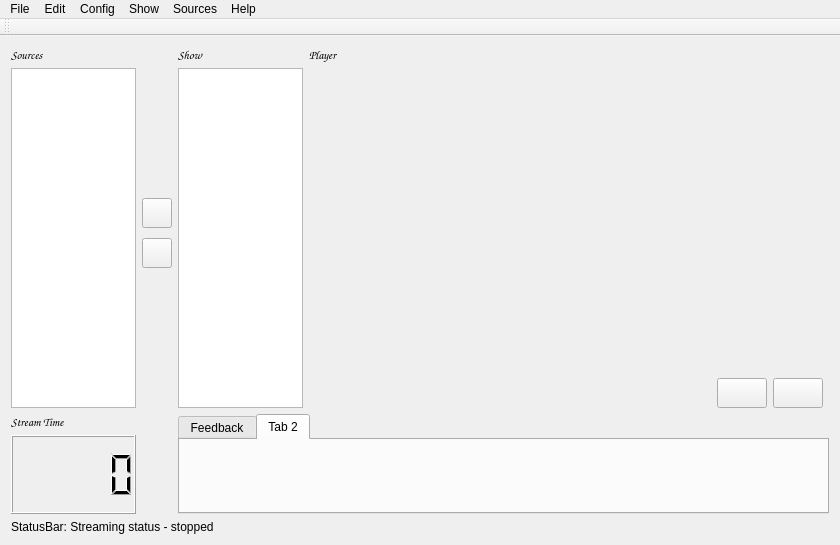
Above: mainwindow.ui from M0dM/StreaMe before the change. Below: the same form after it.
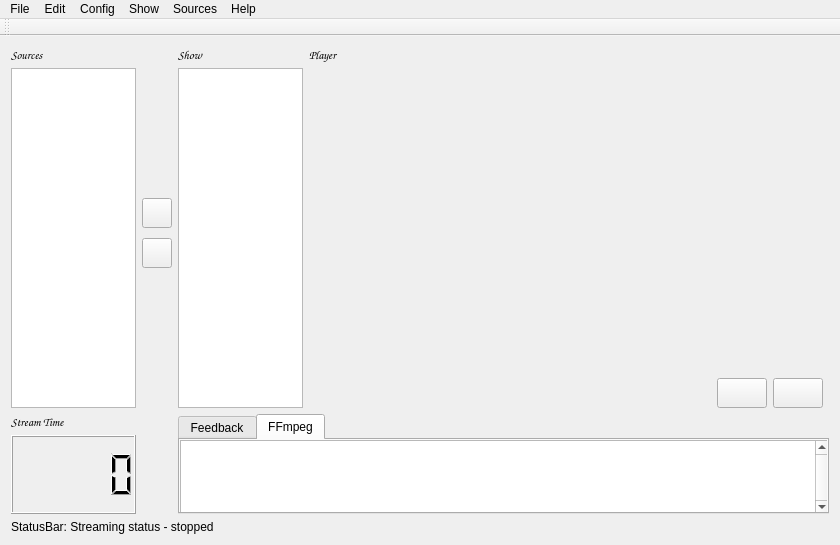
That is the form after the change. The open tabs and pages were chosen to show the change. Icons and pictures are not drawn. Custom widgets are drawn as their Qt base class.

Commit message: FFmpeg tab added.

What changed in the file:
```diff
--- a/mainwindow.ui
+++ b/mainwindow.ui
@@ -349,7 +349,7 @@
        <widget class="QTabWidget" name="tabWidget">
         <property name="minimumSize">
          <size>
-          <width>0</width>
+          <width>650</width>
           <height>100</height>
          </size>
         </property>
@@ -391,8 +391,36 @@
         </widget>
         <widget class="QWidget" name="tab_2">
          <attribute name="title">
-          <string>Tab 2</string>
+          <string>FFmpeg</string>
          </attribute>
+         <widget class="QListWidget" name="listWidgetFFmpeg">
+          <property name="geometry">
+           <rect>
+            <x>0</x>
+            <y>0</y>
+            <width>650</width>
+            <height>75</height>
+           </rect>
+          </property>
+          <property name="minimumSize">
+           <size>
+            <width>650</width>
+            <height>75</height>
+           </size>
+          </property>
+          <property name="maximumSize">
+           <size>
+            <width>650</width>
+            <height>75</height>
+           </size>
+          </property>
+          <property name="verticalScrollBarPolicy">
+           <enum>Qt::ScrollBarAlwaysOn</enum>
+          </property>
+          <property name="horizontalScrollBarPolicy">
+           <enum>Qt::ScrollBarAlwaysOff</enum>
+          </property>
+         </widget>
         </widget>
        </widget>
       </item>
```
Left out of the diff: 107 changed lines with no effect on the pictures. The commit also changes 8 other files.
